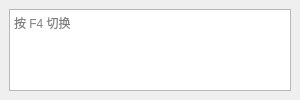
Above: src/toggle_case_ui.ui from Neo-513/project-qt before the change. Below: the same form after it.
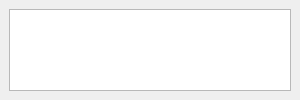
That is the form after the change.

The edit to the form file:
```diff
--- a/src/toggle_case_ui.ui
+++ b/src/toggle_case_ui.ui
@@ -16,11 +16,7 @@
   <widget class="QWidget" name="centralwidget">
    <layout class="QGridLayout" name="gridLayout">
     <item row="0" column="0">
-     <widget class="QPlainTextEdit" name="plainTextEdit">
-      <property name="placeholderText">
-       <string>按 F4 切换</string>
-      </property>
-     </widget>
+     <widget class="QPlainTextEdit" name="plainTextEdit"/>
     </item>
    </layout>
   </widget>
```
